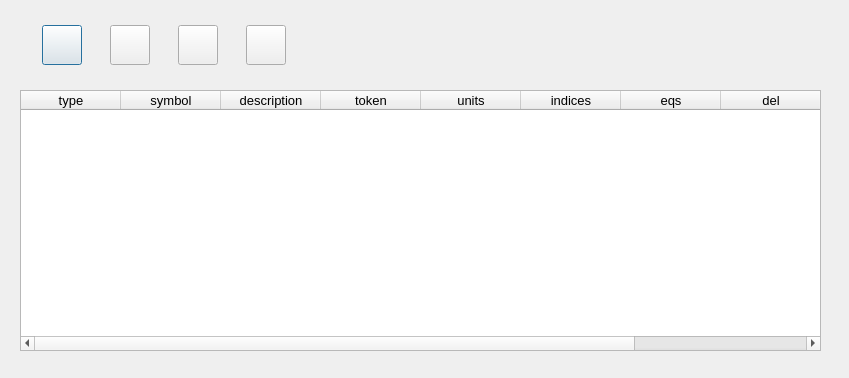
Old version of the form OntologyEquationEditor/ui_variabletable.ui in the repository heinz-preisig/ProMo-packages-OntologyBuilder.
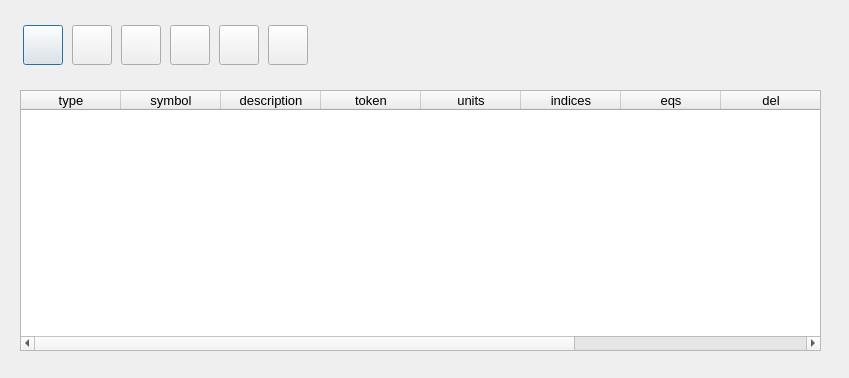
New version of the form.

Commit message: expanding variable show with additional features -- stage one

```diff
--- a/OntologyEquationEditor/ui_variabletable.ui
+++ b/OntologyEquationEditor/ui_variabletable.ui
@@ -114,6 +114,11 @@
      <string>network</string>
     </property>
    </column>
+   <column>
+    <property name="text">
+     <string>ID</string>
+    </property>
+   </column>
   </widget>
   <widget class="QWidget" name="layoutWidget">
    <property name="geometry">
@@ -225,6 +230,56 @@
       </property>
      </widget>
     </item>
+    <item>
+     <widget class="QPushButton" name="pushLaTex">
+      <property name="sizePolicy">
+       <sizepolicy hsizetype="Expanding" vsizetype="Expanding">
+        <horstretch>40</horstretch>
+        <verstretch>40</verstretch>
+       </sizepolicy>
+      </property>
+      <property name="minimumSize">
+       <size>
+        <width>40</width>
+        <height>40</height>
+       </size>
+      </property>
+      <property name="maximumSize">
+       <size>
+        <width>40</width>
+        <height>40</height>
+       </size>
+      </property>
+      <property name="text">
+       <string/>
+      </property>
+     </widget>
+    </item>
+    <item>
+     <widget class="QPushButton" name="pushDot">
+      <property name="sizePolicy">
+       <sizepolicy hsizetype="Expanding" vsizetype="Expanding">
+        <horstretch>40</horstretch>
+        <verstretch>40</verstretch>
+       </sizepolicy>
+      </property>
+      <property name="minimumSize">
+       <size>
+        <width>40</width>
+        <height>40</height>
+       </size>
+      </property>
+      <property name="maximumSize">
+       <size>
+        <width>40</width>
+        <height>40</height>
+       </size>
+      </property>
+      <property name="text">
+       <string/>
+      </property>
+     </widget>
+    </item>
    </layout>
   </widget>
  </widget>
```
The commit also changes 9 other files.
